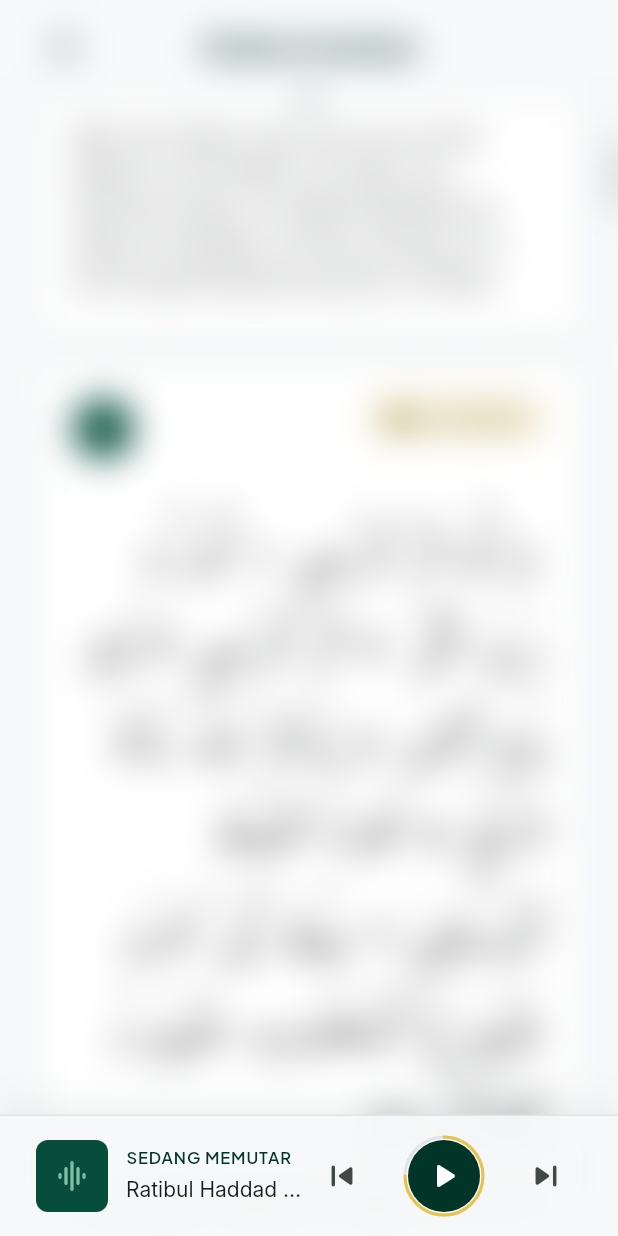
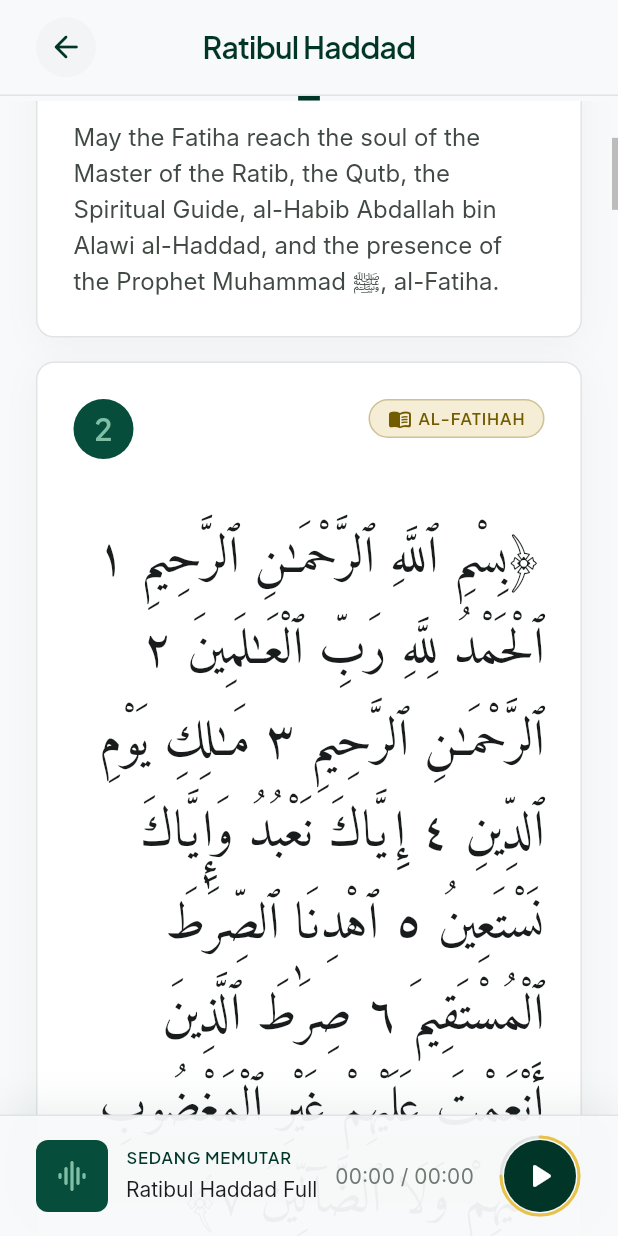
Before and after one commit to syawqihacking/myquran, a Flutter app: the RatibulHaddadScreen screen opened directly, scrolled down 1152 dp, on a phone screen of 412 x 824 dp. Run offline on Flutter 3.47's test engine with Material 3 defaults, Android fonts, the phone set to English and light mode, and no system bars; our stand-ins replace adhan, drift, flutter_compass, flutter_local_notifications, flutter_map, flutter_riverpod and 7 more; missing offline and left inert: audio_session, flutter_foreground_task, just_audio_media_kit, window_manager; accounts and stored records are empty; generated files the repository leaves out were written again; statements that could not run were skipped.

Commit message:
update fitur besar besaran

```diff
--- a/lib/core/app_strings.dart
+++ b/lib/core/app_strings.dart
@@ -347,7 +347,6 @@ abstract final class S {
   static const playingLabel = 'Sedang Memutar';
   static const counterLabel = 'Hitung';
   static const counterReset = 'Reset hitungan';
-  static const audioTimingPlaceholder = '—:— / —:—';
 
   // Amalan Ibadah (daily deeds tracker).
   static const amalanIbadahTitle = 'Amalan Ibadah';
--- a/lib/data/models/ratib_data.dart
+++ b/lib/data/models/ratib_data.dart
@@ -13,7 +13,7 @@ const List<SpiritualItem> ratibAlHaddadItems = [
   SpiritualItem(
     id: 2,
     title: 'Al-Fatihah',
-    arabic: '﴿ ٱِّٰa ٱلرَّ ٱلرَّحِيمِ ١ ٱَۡمۡدُ ِِّٰa رَبِّ ٱلَٰۡلَمَِ ٢ ٱلرَّ ٱلرَّحِيمِ ٣ َٰلِكِ يَوۡمِ ٱِّZينِ ٤ إِيَّاكَ َعۡبُدُ يَّاكَ ìسَۡتَعُِ ٥ ٱهۡدِنَا ٱلصَِّٰطَ ٱلۡمُسۡتَقِيمَ ٦ صَِٰطَ ٱَِّينَ َۡعَمۡتَ عَلَيۡهِمۡ غَِۡ ٱلۡمَغۡضُوبِ عَلَيۡهِمۡ وََ ٱلضَّآلَِّ ٧﴾',
+    arabic: '﴿بِسْمِ ٱللَّهِ ٱلرَّحْمَـٰنِ ٱلرَّحِيمِ ١ ٱلْحَمْدُ لِلَّهِ رَبِّ ٱلْعَـٰلَمِينَ ٢ ٱلرَّحْمَـٰنِ ٱلرَّحِيمِ ٣ مَـٰلِكِ يَوْمِ ٱلدِّينِ ٤ إِيَّاكَ نَعْبُدُ وَإِيَّاكَ نَسْتَعِينُ ٥ ٱهْدِنَا ٱلصِّرَٰطَ ٱلْمُسْتَقِيمَ ٦ صِرَٰطَ ٱلَّذِينَ أَنْعَمْتَ عَلَيْهِمْ غَيْرِ ٱلْمَغْضُوبِ عَلَيْهِمْ وَلَا ٱلضَّآلِّينَ ٧﴾',
     transliteration: 'Bismi Llāhi r-Raḥmāni r-Raḥīm, Al-ḥamdu li Llāhi Rabbi l-ʿālamīn, ar-Raḥmāni r-Raḥīm, Māliki yawmi d-dīn, iyyāka naʿbudu wa iyyāka nastaʿīn, ihdinā ṣ-ṣirāṭa l-mustaqīm, ṣirāṭa lladhīna anʿamta ʿalayhim ghayri l-maghḍūbi ʿalayhim wa la ḍ-ḍāllīn.',
     translation: 'In the Name of Allah, the Benevolent, the Merciful All Praise is due to Allah, the Lord of the worlds. The Most Beneficent, the Most Merciful. The Owner of the Day of Recompense. You Alone we worship, and You Alone we ask for help. Guide us to the straight way. The way of those on whom You have bestowed Your Grace, not of those who earned Your anger nor of those who went astray. [1:1-7]',
     label: 'AL-FATIHAH',
@@ -21,7 +21,7 @@ const List<SpiritualItem> ratibAlHaddadItems = [
   SpiritualItem(
     id: 3,
     title: 'Ayat Kursi',
-    arabic: '﴿اُّٰa َٓ إَِٰهَ إَِّ هُوَ ٱلَُّۡ ٱلۡقَيُّومُۚ َ تَأۡخُذُهُۥ سِنَةٞ وََ نَوۡمٞۚ َُّۥ مَا ﻓِﻲ ٱلسَََّٰٰتِ وَمَا ﻓِﻲ ٱَۡ ِ ض مَن ذَا ٱَِّي شَۡفَعُ عِندَهُٓۥ إَِّ ِإِذۡنِهِۚۦ َعۡلَمُ مَا بََۡ َيۡدِيهِمۡ وَمَا خَلۡفَهُمۡۖ وََ ُِيطُونَ َِۡءٖ مِّنۡ عِلۡمِهِٓۦ إَِّ بِمَا شَآءَۚ وَسِعَ كُرۡسِيُّهُ ٱلسَََّٰٰتِ وَٱَۡضَۖ وََ َُٔودُهُۥ حِفۡظُهُمَاۚ وَهُوَ ٱلۡعَُِّ ٱلۡعَظِيمُ ٥٥٢﴾',
+    arabic: '﴿ٱللَّهُ لَآ إِلَـٰهَ إِلَّا هُوَ ٱلْحَىُّ ٱلْقَيُّومُ ۚ لَا تَأْخُذُهُۥ سِنَةٌ وَلَا نَوْمٌ ۚ لَّهُۥ مَا فِى ٱلسَّمَـٰوَٰتِ وَمَا فِى ٱلْأَرْضِ ۗ مَن ذَا ٱلَّذِى يَشْفَعُ عِندَهُۥٓ إِلَّا بِإِذْنِهِۦ ۚ يَعْلَمُ مَا بَيْنَ أَيْدِيهِمْ وَمَا خَلْفَهُمْ ۖ وَلَا يُحِيطُونَ بِشَىْءٍ مِّنْ عِلْمِهِۦٓ إِلَّا بِمَا شَآءَ ۚ وَسِعَ كُرْسِيُّهُ ٱلسَّمَـٰوَٰتِ وَٱلْأَرْضَ ۖ وَلَا يَـُٔودُهُۥ حِفْظُهُمَا ۚ وَهُوَ ٱلْعَلِىُّ ٱلْعَظِيمُ ٢٥٥﴾',
     transliteration: 'Allāhu lā ilāha illā Huwa l-Ḥayyu l-Qayyūm, lā ta\'khudhuhu sinatun wa lā nawm, lahu mā fi s-samāwāti wa mā fi l-arḍ, man dha lladhī yashfaʿu ʿindahu illā bi idhnih, yaʿlamu mā bayna aydīhim wa mā khalfahum wa lā yuḥīṭūna bi shay\'in min ʿilmihī illā bimā shā\'a, wasiʿa kursiyyuhu s-samāwāti wa l-arḍ, wa lā ya\'ūduhu ḥifẓuhumā wa Huwa l-ʿAliyyu l-ʿAẓīm.',
     translation: 'Allah, there is no God but Him, the Living, the Self-Subsisting. He is not subject to drowsiness or sleep. Everything in the heavens and earth belongs to Him. Who can intercede with Him except by His permission? He knows what is before them and what is behind them, but they cannot grasp any of His knowledge except what He wills. His Footstool encompasses the heavens and the earth, and their preservation does not tire Him. He is the Most-High the Magnificent. [2:255]',
     label: 'AYAT KURSI',
@@ -29,7 +29,7 @@ const List<SpiritualItem> ratibAlHaddadItems = [
   SpiritualItem(
     id: 4,
     title: 'Akhir Surat Al-Baqarah (285-286)',
-    arabic: '﴿ءَامَنَ ٱلرَّسُولُ بِمَآ أُنزِلَ إَِۡهِ مِن رَِّّهِۦ وَٱلۡمُؤۡمِنُونَۚ ٌُّ ءَامَنَ بِٱِّٰa وَمََِٰكَتِهِۦ وَُتُبِهِۦ وَرُسُلِهِۦ َ ُفَرِّقُ بََۡ أَحَدٖ مِّن رُّسُلِهِۚۦ وَقَالُواْ سَمِعۡنَا وَأَطَعۡنَاۖ ُفۡرَانَكَ رََّنَا َۡكَ ٱلۡمَصُِ ٥٨٢ َ يََُلِّفَُ ٱ ُّٰۡa َفۡسًا إَِّ وُسۡعَهَاۚ لَهَا مَا كَسَبَتۡ وَعَلَيۡهَا مَا ٱۡتَسَبَتۡۗ رََّنَا َ تُؤَاخِذۡنَآ إِن ìسَِّينَآ أوۡ أخۡطَنَاۚ رََّنَا وََ َۡsمِلۡ عَلَيۡنَآ إِۡٗI كَمَا ََلۡتَهَُۥ ََ ٱَِّينَ مِن َẽبۡلِنَاۚ رََّنَا وََ َُsمِّلۡنَا مَا َ طَاقَةَ ََا بِهِۖۦ وَٱۡcفُ َcنَّا وَٱغۡفِرۡ ََا وَٱرَۡۡنَآۚ أنتَ مَوۡلَٰٮنَا فَٱنُۡنَا ََ ٱلۡقَوۡمِ ٱلَٰۡفِرِنَ ٦٨٢﴾',
+    arabic: '﴿ءَامَنَ ٱلرَّسُولُ بِمَآ أُنزِلَ إِلَيْهِ مِن رَّبِّهِۦ وَٱلْمُؤْمِنُونَ ۚ كُلٌّ ءَامَنَ بِٱللَّهِ وَمَلَـٰٓئِكَتِهِۦ وَكُتُبِهِۦ وَرُسُلِهِۦ لَا نُفَرِّقُ بَيْنَ أَحَدٍ مِّن رُّسُلِهِۦ ۚ وَقَالُوا۟ سَمِعْنَا وَأَطَعْنَا ۖ غُفْرَانَكَ رَبَّنَا وَإِلَيْكَ ٱلْمَصِيرُ ٢٨٥ لَا يُكَلِّفُ ٱللَّهُ نَفْسًا إِلَّا وُسْعَهَا ۚ لَهَا مَا كَسَبَتْ وَعَلَيْهَا مَا ٱكْتَسَبَتْ ۗ رَبَّنَا لَا تُؤَاخِذْنَآ إِن نَّسِينَآ أَوْ أَخْطَأْنَا ۚ رَبَّنَا وَلَا تَحْمِلْ عَلَيْنَآ إِصْرًا كَمَا حَمَلْتَهُۥ عَلَى ٱلَّذِينَ مِن قَبْلِنَا ۚ رَبَّنَا وَلَا تُحَمِّلْنَا مَا لَا طَاقَةَ لَنَا بِهِۦ ۖ وَٱعْفُ عَنَّا وَٱغْفِرْ لَنَا وَٱرْحَمْنَآ ۚ أَنتَ مَوْلَىٰنَا فَٱنصُرْنَا عَلَى ٱلْقَوْمِ ٱلْكَـٰفِرِينَ ٢٨٦﴾',
     transliteration: 'Āmana r-Rasūlu bi mā unzila ilayhi min r-Rabbihī wa l-mu\'minūn, kullun āmana bi Llāhi wa malā\'ikatihi wa kutubihi wa rusulih, lā nufarriqu bayna aḥadin min rusulih, wa qālū samiʿnā wa aṭaʿnā ghufrānaka Rabbanā wa ilayka l-maṣīr. Lā yukallifu Llāhu nafsan illā wusʿahā, lahā mā kasabat wa ʿalayhā ma-ktasabat, Rabbanā lā tu\'ākhidhnā in nasīnā aw akhṭa\'nā, Rabbanā wa lā taḥmil ʿalaynā iṣran kamā ḥamaltahū ʿala lladhīna min qablinā, Rabbanā wa lā tuḥammilnā mā lā ṭāqata lanā bih, waʿfu ʿannā wa-ghfir lanā wa-rḥamnā, Anta mawlānā fa-nṣurnā ʿala l-qawmi l-kāfirīn.',
     translation: 'The Messenger believes in what was sent down to him from his Lord, and so do the believers. Each one believes in Allah, His angels, and His books, and His Messengers, “We make no distinction between any of His Messengers.” And they say: “We hear and obey, we ask Your forgiveness, our Lord, for destiny leads to You.\' Allah does not compel a soul to do what is beyond its ability, one gets what one has earned and is responsible for what one deserves. Our Lord, do not punish us if we forget or make mistakes; our Lord, charge us not with a burden such as You did lay upon those who were before us, our Lord, load not upon us that which we are unable to bear, and pardon us and forgive us and have mercy on us, You are our Protector so help us against those who disbelieve. [2:285-286]',
     label: 'AL-BAQARAH',
@@ -45,7 +45,7 @@ const List<SpiritualItem> ratibAlHaddadItems = [
   SpiritualItem(
     id: 6,
     title: 'Tasbih',
-    arabic: 'ﺳُﺒْﺤَﺎنَ اِﷲ وَاﻟَْﺤﻤْﺪُ ِِّٰa وَ ﻻَ إِﻟَٰـﻪَ إِﻻَّ اُﷲ وَاُﷲ اَْﺒَُﺮ ﴿٣﴾',
+    arabic: 'ﺳُﺒْﺤَﺎنَ اِﷲ وَاﻟَْﺤﻤْﺪُ لِلّٰهِ وَ ﻻَ إِﻟَٰـﻪَ إِﻻَّ اُﷲ وَاُﷲ اَْﺒَُﺮ ﴿٣﴾',
     transliteration: 'Subḥāna Llāhi wa l-ḥamdu li-Llāhi wa lā ilāha illa Llāhu wa Llāhu Akbar.',
     translation: 'Transcendent is Allah, all Praise belongs to Allah, there is no God but Allah, Allah is the Greatest.',
     repeatCount: 3,
@@ -101,7 +101,7 @@ const List<SpiritualItem> ratibAlHaddadItems = [
   SpiritualItem(
     id: 13,
     title: 'Takdir Allah',
-    arabic: ' اِﷲ وَاﻟَْﺤﻤْﺪُ ِِّٰa وَاﻟَْﺨُْ وَالﺸَُّّﺮ ﺑِﻤَﺸِيﺌَﺔِ اِﷲ ﴿٣﴾',
+    arabic: ' اِﷲ وَاﻟَْﺤﻤْﺪُ لِلّٰهِ وَاﻟَْﺨُْ وَالﺸَُّّﺮ ﺑِﻤَﺸِيﺌَﺔِ اِﷲ ﴿٣﴾',
     transliteration: 'Bismi Llāhi wa l-ḥamdu li-Llāhi wa l-khayru wa sh-sharru bi mashī\'ati Llāh.',
     translation: 'In the Name of Allah and Praise be to Allah, both good and evil are by the Will of Allah.',
     repeatCount: 3,
@@ -181,7 +181,7 @@ const List<SpiritualItem> ratibAlHaddadItems = [
   SpiritualItem(
     id: 23,
     title: 'Al-Ikhlas',
-    arabic: '﴿قُلۡ هُوَ ٱُّٰa أَحَدٌ ١ ٱُّٰa ٱلصَّمَدُ ٢ لَمۡ يَ ِۡSوَلَمۡ يُوَۡZ ٣ وَلَمۡ يَُن َُّۥ كُفُوًا أَحَدُۢ ٤﴾ ﴿٤﴾',
+    arabic: '﴿قُلْ هُوَ ٱللَّهُ أَحَدٌ ١ ٱللَّهُ ٱلصَّمَدُ ٢ لَمْ يَلِدْ وَلَمْ يُولَدْ ٣ وَلَمْ يَكُن لَّهُۥ كُفُوًا أَحَدٌۢ ٤﴾ ﴿٤﴾',
     transliteration: 'Bismi Llāhi r-Raḥmāni r-Raḥīm\nQul Huwa Llāhu aḥad, Allāhu ṣ-Ṣamad, lam yalid wa lam yūlad, wa lam yakun lahu kufuwan aḥad.',
     translation: 'In the Name of Allah, the Benevolent, the Merciful. Say: He is Allah, Absolute Oneness, Allah the eternal. He has not given birth and He was not born, and He has no equal. [112:1-4]',
     repeatCount: 3,
@@ -190,14 +190,14 @@ const List<SpiritualItem> ratibAlHaddadItems = [
   SpiritualItem(
     id: 24,
     title: 'Al-Falaq',
-    arabic: '﴿قل أعُوذ بِرَبِّ ٱلفَلقِ ١ مِنۡ َِّ مَا خَلقَ ٢ وَمِن َِّ سِقٍ إِذا وَقبَ ٣ وَمِن َِّ ٱَّفَّٰـَٰتِ ﻓِﻲ ٱلعُقَدِ ٤ وَمِن َِّ حَاسِدٍ إِذَا حَسَدَ ٥﴾',
+    arabic: '﴿قُلْ أَعُوذُ بِرَبِّ ٱلْفَلَقِ ١ مِن شَرِّ مَا خَلَقَ ٢ وَمِن شَرِّ غَاسِقٍ إِذَا وَقَبَ ٣ وَمِن شَرِّ ٱلنَّفَّـٰثَـٰتِ فِى ٱلْعُقَدِ ٤ وَمِن شَرِّ حَاسِدٍ إِذَا حَسَدَ ٥﴾',
     transliteration: 'Bismi Llāhi r-Raḥmāni r-Raḥīm\nQul aʿūdhu bi Rabbi l-falaq, min sharri mā khalaq, wa min sharri ghāsiqin idhā waqab, wa min sharri n-naffāthāti fi l-ʿuqad, wa min sharri ḥāsidin idhā ḥasad.',
     translation: 'In the Name of Allah, the Benevolent, the Merciful Say: I seek refuge in the Lord of daybreak from the evil of that which He created and from the evil of darkness when it settles and from the evil of those who blow on knots and from the evil of an envier when he envies. [113:1-5]',
   ),
   SpiritualItem(
     id: 25,
     title: 'An-Nas',
-    arabic: '﴿قل أعُوذ بِرَبَِّّ ٱَّاسِ ١ مَلِكِ ٱَّاسِ ٢ إِٰهِ ٱَّاسِ ۡ٣ مِن َِّ ٱلوَسۡوَاسِ ٱَنَّاسِ ٤ ٱِي يُوَسۡوِسُ ﻓِﻲ صُدُورِ ٱَّاسِ ٥ مِنَ ٱِȘنَّةِ وَٱَّاسِ ٦﴾',
+    arabic: '﴿قُلْ أَعُوذُ بِرَبِّ ٱلنَّاسِ ١ مَلِكِ ٱلنَّاسِ ٢ إِلَـٰهِ ٱلنَّاسِ ٣ مِن شَرِّ ٱلْوَسْوَاسِ ٱلْخَنَّاسِ ٤ ٱلَّذِى يُوَسْوِسُ فِى صُدُورِ ٱلنَّاسِ ٥ مِنَ ٱلْجِنَّةِ وَٱلنَّاسِ ٦﴾',
     transliteration: 'Bismi Llāhi r-Raḥmāni r-Raḥīm\nQul aʿūdhu bi Rabbi n-nās, Maliki n-nās, Ilāhi n-nās, min sharri l-waswāsi l-khannās, al-ladhī yuwaswisu fī ṣudūri n-nās, mina l-jinnati wa n-nās.',
     translation: 'In the Name of Allah, the Benevolent, the Merciful Say: I seek refuge in the Lord of mankind, the Sovereign of mankind, the God of mankind from the evil of the retreating whisperer, who whispers into the breasts of mankind among the jinn and humans. [114:1-6]',
   ),
--- a/lib/data/providers.dart
+++ b/lib/data/providers.dart
@@ -23,6 +23,7 @@ import 'repositories/spiritual_repository.dart';
 import 'repositories/user_repositories.dart';
 import 'services/audio_service.dart';
 import 'services/just_audio_service.dart';
+import 'services/ratib_audio_service.dart';
 import 'services/murottal_download_service.dart';
 import 'services/notification_service.dart';
 import 'services/prayer_time_service.dart';
@@ -146,6 +147,14 @@ final audioServiceProvider = Provider<AudioService>((ref) {
       }
     },
   );
+  ref.onDispose(service.dispose);
+  return service;
+});
+
+/// Dedicated Ratib Al-Haddad audio service, kept separate from the Quran
+/// `audioServiceProvider` so the two playback paths never interfere.
+final ratibAudioServiceProvider = Provider<RatibAudioService>((ref) {
+  final service = RatibAudioService();
   ref.onDispose(service.dispose);
   return service;
 });
--- a/lib/features/spiritual/ratibul_haddad_screen.dart
+++ b/lib/features/spiritual/ratibul_haddad_screen.dart
@@ -1,21 +1,22 @@
+import 'dart:async';
 import 'dart:math' as math;
-import 'dart:ui' show ImageFilter;
 
 import 'package:flutter/material.dart';
 import 'package:flutter/services.dart';
+import 'package:flutter_riverpod/flutter_riverpod.dart';
 
-import '../../core/app_constants.dart';
 import '../../core/app_layout.dart';
 import '../../core/app_strings.dart';
 import '../../data/models/ratib_data.dart';
 import '../../data/models/spiritual_content.dart';
+import '../../data/providers.dart';
+import '../../data/services/audio_service.dart';
 import '../widgets/quran_text_view.dart';
 
 /// Ratibul Haddad (Stitch design): a pinned app bar, a scroll progress bar, an
 /// intro card with a mosque watermark, numbered dhikr cards (type/repeat chip,
 /// Arabic, transliteration, translation, interactive repeat counter), and a
-/// fixed bottom audio bar. Audio is not available yet — every control honestly
-/// reports "Audio segera hadir".
+/// fixed bottom audio bar streaming the Ratib Al-Haddad recitation.
 class RatibulHaddadScreen extends StatefulWidget {
   const RatibulHaddadScreen({super.key});
 
@@ -64,18 +65,6 @@ class _RatibulHaddadScreenState extends State<RatibulHaddadScreen> {
     if (_countOf(id) > 0) {
       setState(() => _counts[id] = 0);
     }
-  }
-
-  void _showComingSoon() {
-    ScaffoldMessenger.of(context)
-      ..hideCurrentSnackBar()
-      ..showSnackBar(
-        SnackBar(
-          content: Text(S.audioComingSoon),
-          behavior: SnackBarBehavior.floating,
-          duration: const Duration(milliseconds: 1800),
-        ),
-      );
   }
 
   @override
@@ -141,7 +130,7 @@ class _RatibulHaddadScreenState extends State<RatibulHaddadScreen> {
                 left: 0,
                 right: 0,
                 bottom: 0,
-                child: _AudioBar(onAction: _showComingSoon),
+                child: const _AudioBar(),
               ),
             ],
           ),
@@ -642,28 +631,80 @@ class _RepeatCounter extends StatelessWidget {
 }
 
 // ---------------------------------------------------------------------------
-// Bottom audio bar (Stitch §Audio Playback Control). Audio is not available
-// yet — every control reports "Audio segera hadir"; timing shows an honest
-// placeholder on desktop only.
+// Bottom audio bar (Stitch §Audio Playback Control). Streams a single
+// continuous Ratib Al-Haddad file via `ratibAudioServiceProvider`: the play
+// button toggles play/pause/resume and the timing shows real position/duration.
 // ---------------------------------------------------------------------------
 
-class _AudioBar extends StatelessWidget {
-  const _AudioBar({required this.onAction});
+class _AudioBar extends ConsumerStatefulWidget {
+  const _AudioBar();
 
-  final VoidCallback onAction;
+  @override
+  ConsumerState<_AudioBar> createState() => _AudioBarState();
+}
+
+class _AudioBarState extends ConsumerState<_AudioBar> {
+  StreamSubscription<AudioPlaybackState>? _sub;
+  AudioPlaybackState _state = const AudioPlaybackState.idle();
+
+  @override
+  void initState() {
+    super.initState();
+    _sub = ref
+        .read(ratibAudioServiceProvider)
+        .stateStream
+        .listen((state) {
+      if (!mounted) return;
+      setState(() => _state = state);
+    });
+  }
+
+  @override
+  void dispose() {
+    _sub?.cancel();
+    super.dispose();
+  }
+
+  bool get _isPlaying =>
+      _state.status == AudioStatus.playing ||
+      _state.status == AudioStatus.buffering;
+
+  void _toggle() {
+    final service = ref.read(ratibAudioServiceProvider);
+    switch (_state.status) {
+      case AudioStatus.playing:
+      case AudioStatus.buffering:
+        service.pause();
+      case AudioStatus.paused:
+        service.resume();
+      case AudioStatus.idle:
+        service.play();
+    }
+  }
+
+  /// Real position/duration as `mm:ss / mm:ss` (all platforms).
+  String get _timing {
+    String fmt(Duration d) {
+      final m = d.inMinutes.remainder(60).toString().padLeft(2, '0');
+      final s = d.inSeconds.remainder(60).toString().padLeft(2, '0');
+      return '$m:$s';
+    }
+
+    return '${fmt(_state.position)} / ${fmt(_state.duration)}';
+  }
 
   @override
   Widget build(BuildContext context) {
     final theme = Theme.of(context);
     final scheme = theme.colorScheme;
-    final isDesktop =
-        MediaQuery.sizeOf(context).width >= AppConstants.mobileBreakpoint;
+    final buffering = _state.status == AudioStatus.buffering;
 
-    return BackdropFilter(
-      filter: ImageFilter.blur(sigmaX: 12, sigmaY: 12),
-      child: Container(
+    return Container(
       decoration: BoxDecoration(
-          color: scheme.surface.withValues(alpha: 0.9),
+        // Solid (near-opaque) surface — no BackdropFilter, which caused a
+        // whole-screen blur on some Android GPUs. The bar stays readable on
+        // its own, no frosted-glass needed.
+        color: scheme.surface.withValues(alpha: 0.95),
         border: Border(
           top: BorderSide(color: scheme.surfaceContainerHighest),
         ),
@@ -731,41 +772,23 @@ class _AudioBar extends StatelessWidget {
                   ],
                 ),
               ),
-                // Controls.
-                Row(
-                  mainAxisSize: MainAxisSize.min,
-                  children: [
-                    _SkipButton(
-                      icon: Icons.skip_previous_rounded,
-                      tooltip: S.audioPrev,
-                      onTap: onAction,
-                    ),
-                    const SizedBox(width: AppLayout.sp4),
-                    _PlayButton(onTap: onAction),
-                    const SizedBox(width: AppLayout.sp4),
-                    _SkipButton(
-                      icon: Icons.skip_next_rounded,
-                      tooltip: S.audioNext,
-                      onTap: onAction,
-                    ),
-                  ],
-                ),
-                // Timing — desktop only, honest placeholder (no fake numbers).
-                if (isDesktop) ...[
-                  const SizedBox(width: AppLayout.sp6),
-                  SizedBox(
-                    width: 96,
-                    child: Text(
-                      S.audioTimingPlaceholder,
+              // Timing — real position/duration, on all platforms.
+              Text(
+                _timing,
                 textAlign: TextAlign.right,
                 style: theme.textTheme.bodyMedium?.copyWith(
                   color: scheme.outline,
+                  fontFeatures: const [FontFeature.tabularFigures()],
                 ),
               ),
+              const SizedBox(width: AppLayout.sp4),
+              // Play/pause toggle (spinner while buffering).
+              _PlayButton(
+                playing: _isPlaying,
+                buffering: buffering,
+                onTap: _toggle,
               ),
             ],
-              ],
-            ),
           ),
         ),
       ),
@@ -773,32 +796,17 @@ class _AudioBar extends StatelessWidget {
   }
 }
 
-class _SkipButton extends StatelessWidget {
-  const _SkipButton({
-    required this.icon,
-    required this.tooltip,
+/// 48px play/pause button inside a 56px decorative gold progress ring. Shows a
+/// small spinner while buffering.
+class _PlayButton extends StatelessWidget {
+  const _PlayButton({
+    required this.playing,
+    required this.buffering,
     required this.onTap,
   });
 
-  final IconData icon;
-  final String tooltip;
-  final VoidCallback onTap;
-
-  @override
-  Widget build(BuildContext context) {
-    final scheme = Theme.of(context).colorScheme;
-    return IconButton(
-      onPressed: onTap,
-      tooltip: tooltip,
-      icon: Icon(icon, size: 28, color: scheme.onSurfaceVariant),
-    );
-  }
-}
-
-/// 48px play button inside a 56px decorative gold progress ring.
-class _PlayButton extends StatelessWidget {
-  const _PlayButton({required this.onTap});
-
+  final bool playing;
+  final bool buffering;
   final VoidCallback onTap;
 
   @override
@@ -830,8 +838,18 @@ class _PlayButton extends StatelessWidget {
               child: SizedBox(
                 width: 48,
                 height: 48,
-                child: Icon(
-                  Icons.play_arrow_rounded,
+                child: buffering
+                    ? Padding(
+                        padding: const EdgeInsets.all(12),
+                        child: CircularProgressIndicator(
+                          strokeWidth: 2.5,
+                          color: scheme.onPrimary,
+                        ),
+                      )
+                    : Icon(
+                        playing
+                            ? Icons.pause_rounded
+                            : Icons.play_arrow_rounded,
                         size: 28,
                         color: scheme.onPrimary,
                       ),
```
Also changed, not shown: lib/data/services/ratib_audio_service.dart (added, +121 -0 lines), lib/features/home/prayer_times_card.dart (+14 -5 lines), lib/features/spiritual/amalan_ibadah_screen.dart (+4 -6 lines). Lines whose indentation alone changed are shown as unchanged.
